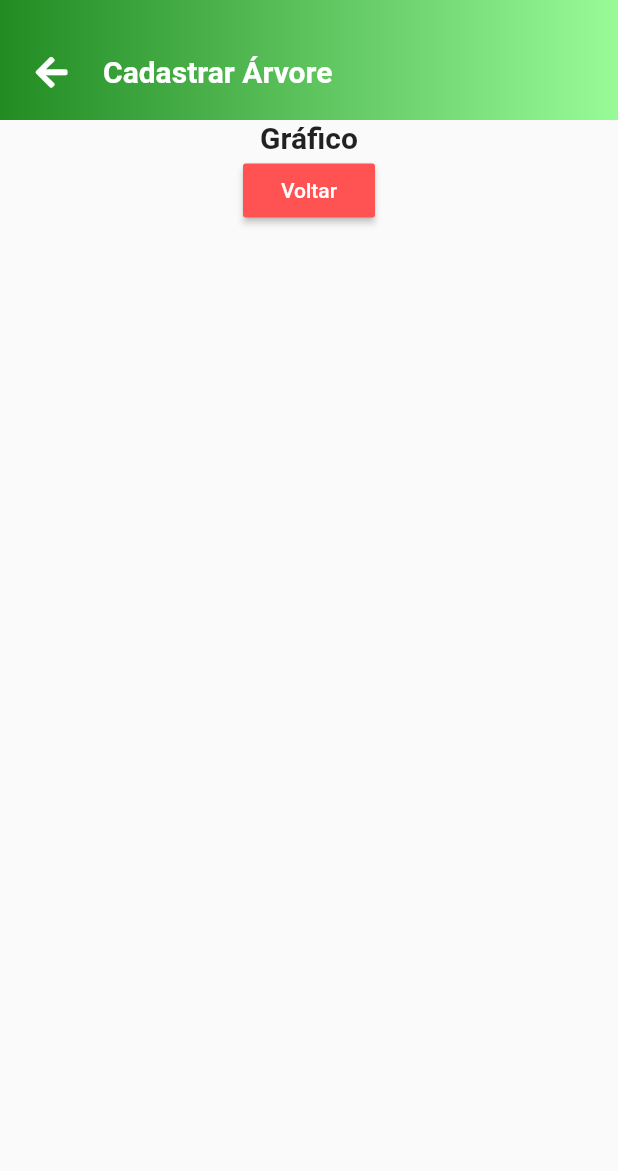
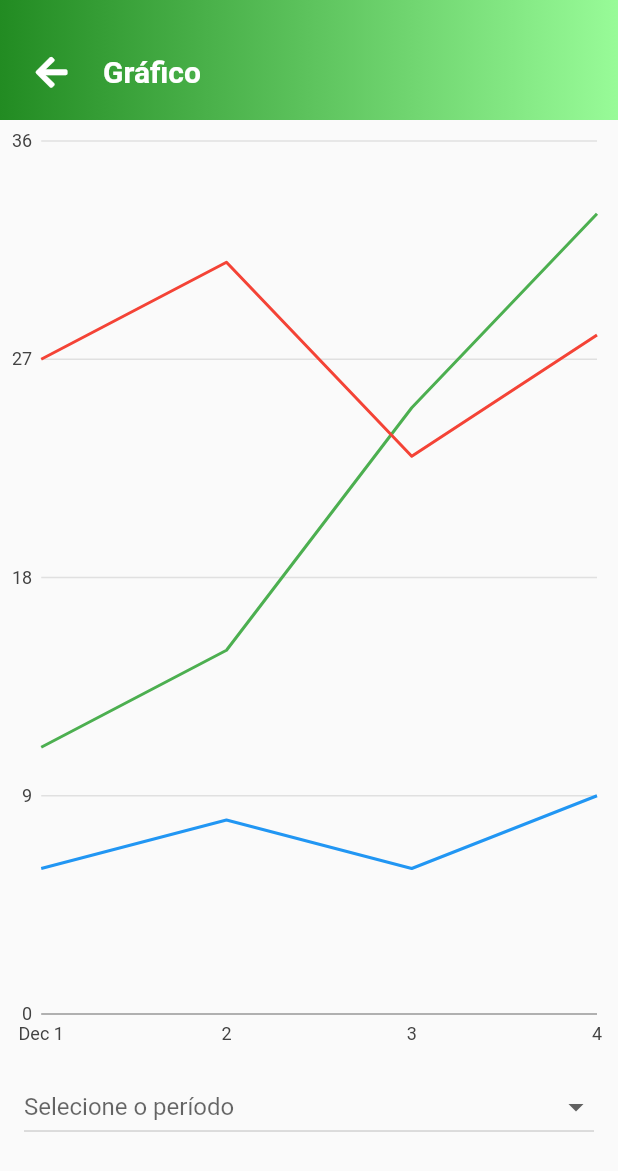
Before and after one commit to gustavo-trentini-dev/bloom_life, a Flutter app: the Graph screen opened directly, on a phone screen of 412 x 824 dp. Shown: the top 1171 px of the screen. Run offline on Flutter 3.47's test engine with Material 2 defaults, Android fonts, the phone set to English and light mode, and no system bars; our stand-ins replace charts_flutter, font_awesome_flutter, toast; missing offline and left inert: cron; network calls fail.

Commit message:
AJustes layout e gráficos

```diff
--- a/lib/graph.dart
+++ b/lib/graph.dart
@@ -1,7 +1,8 @@
-import 'package:intl/intl.dart';
+import 'package:charts_flutter/flutter.dart' as charts;
+import 'dart:convert';
+import 'package:http/http.dart';
 import 'package:flutter/material.dart';
 import 'dart:io';
-import 'package:http/http.dart';
 import 'package:font_awesome_flutter/font_awesome_flutter.dart';
 
 class Graph extends StatefulWidget {
@@ -15,45 +16,55 @@ class _GraphState extends State<Graph> {
   @override
   void initState() {
     super.initState();
+    _getGraph();
   }
+
+//  List<charts.Series> seriesList = List<charts.Series>();
+  List<charts.Series> seriesList = _createSampleData();
+  final bool animate = false;
+
+  List<TimeSeriesSales> umidade = List<TimeSeriesSales>();
+  List<TimeSeriesSales> luminosidade = List<TimeSeriesSales>();
+  List<TimeSeriesSales> temperatura = List<TimeSeriesSales>();
+
+  final items = {
+    'd': 'Dia',
+    's': 'Semana',
+    'm': 'Mês',
+  };
+
+  String time = 'd';
 
   @override
   Widget build(BuildContext context) {
     return Scaffold(
-      resizeToAvoidBottomInset: false,
+      resizeToAvoidBottomInset: true,
       body: Column(
         children: <Widget>[
           _myAppBar(),
           Container(
             width: MediaQuery.of(context).size.width,
-            height: MediaQuery.of(context).size.height - 80,
-            child: ListView(
-              children: <Widget>[
-                Center(
-                  child: Text(
-                    'Gráfico',
-                    style:
-                    TextStyle(fontSize: 20.0, fontWeight: FontWeight.bold),
+            height: MediaQuery.of(context).size.height - 200,
+            child: new charts.TimeSeriesChart(seriesList, animate: animate),
+          ),
+          Padding(
+            padding: EdgeInsets.only(left: 16.0, top: 10.0, right: 16.0),
+            child: DropdownButton(
+              isExpanded: true,
+              items: items.entries
+                  .map<DropdownMenuItem<String>>(
+                      (MapEntry<String, String> e) => DropdownMenuItem<String>(
+                            value: e.key,
+                            child: Text(e.value),
+                          ))
+                  .toList(),
+              hint: new Text('Selecione o período'),
+              onChanged: (String newKey) {
+                this.time = newKey;
+                _getGraph();
+              },
             ),
           ),
-                Row(
-                  mainAxisAlignment: MainAxisAlignment.spaceEvenly,
-                  children: <Widget>[
-                    RaisedButton(
-                        color: Colors.redAccent,
-                        onPressed: () {
-                          Navigator.of(context).pop();
-                        },
-                        child: const Text(
-                          "Voltar",
-                          style: TextStyle(color: Colors.white),
-                        )),
-                    // This button results in adding the contact to the database
-                  ],
-                )
-              ],
-            ),
-          )
         ],
       ),
     );
@@ -62,10 +73,7 @@ class _GraphState extends State<Graph> {
   Widget _myAppBar() {
     return Container(
       height: 80.0,
-      width: MediaQuery
-          .of(context)
-          .size
-          .width,
+      width: MediaQuery.of(context).size.width,
       decoration: BoxDecoration(
         gradient: LinearGradient(
             colors: [
@@ -100,7 +108,7 @@ class _GraphState extends State<Graph> {
               flex: 5,
               child: Container(
                 child: Text(
-                      'Cadastrar Árvore',
+                  'Gráfico',
                   style: TextStyle(
                       color: Colors.white,
                       fontWeight: FontWeight.bold,
@@ -114,6 +122,78 @@ class _GraphState extends State<Graph> {
     );
   }
 
+//  static List<charts.Series<TimeSeriesSales, DateTime>> _createSampleData(umidade, luminosidade, temperatura) {
+  static List<charts.Series<TimeSeriesSales, DateTime>> _createSampleData() {
+
+    final umidade = [
+      new TimeSeriesSales(new DateTime(2019, 12, 01), 6),
+      new TimeSeriesSales(new DateTime(2019, 12, 02), 8),
+      new TimeSeriesSales(new DateTime(2019, 12, 03), 6),
+      new TimeSeriesSales(new DateTime(2019, 12, 04), 9),
+    ];
+
+    final luminosidade = [
+      new TimeSeriesSales(new DateTime(2019, 12, 01), 11),
+      new TimeSeriesSales(new DateTime(2019, 12, 02), 15),
+      new TimeSeriesSales(new DateTime(2019, 12, 03), 25),
+      new TimeSeriesSales(new DateTime(2019, 12, 04), 33),
+    ];
+
+    final temperatura = [
+      new TimeSeriesSales(new DateTime(2019, 12, 01), 27),
+      new TimeSeriesSales(new DateTime(2019, 12, 02), 31),
+      new TimeSeriesSales(new DateTime(2019, 12, 03), 23),
+      new TimeSeriesSales(new DateTime(2019, 12, 04), 28),
+    ];
+
+    return [
+      new charts.Series<TimeSeriesSales, DateTime>(
+        id: 'Umidade',
+        colorFn: (_, __) => charts.MaterialPalette.blue.shadeDefault,
+        domainFn: (TimeSeriesSales sales, _) => sales.time,
+        measureFn: (TimeSeriesSales sales, _) => sales.sales,
+        data: umidade,
+      ),
+      new charts.Series<TimeSeriesSales, DateTime>(
+        id: 'Luminosidade',
+        colorFn: (_, __) => charts.MaterialPalette.green.shadeDefault,
+        domainFn: (TimeSeriesSales sales, _) => sales.time,
+        measureFn: (TimeSeriesSales sales, _) => sales.sales,
+        data: luminosidade,
+      ),
+      new charts.Series<TimeSeriesSales, DateTime>(
+        id: 'Temperatura',
+        colorFn: (_, __) => charts.MaterialPalette.red.shadeDefault,
+        domainFn: (TimeSeriesSales sales, _) => sales.time,
+        measureFn: (TimeSeriesSales sales, _) => sales.sales,
+        data: temperatura,
+      )
+    ];
+  }
+
+  Future _getGraph() async {
+    print(this.time);
+    Map<String, String> headers = {"Content-type": "application/json"};
+    String params = '{"time": "' + this.time + '"}';
+    Response response =
+        await post(_localhost() + 'getGraph', headers: headers, body: params);
+    setState(() {
+      var retorno = json.decode(response.body);
+
+      for (var element in retorno) {
+        var ano = int.parse(element['date'].toString().substring(0, 4));
+        var mes = int.parse(element['date'].toString().substring(5, 7));
+        var dia = int.parse(element['date'].toString().substring(8, 10));
+
+        umidade.add(new TimeSeriesSales(new DateTime(ano, mes, dia), element['umidade']));
+        luminosidade.add(new TimeSeriesSales(new DateTime(ano, mes, dia), element['luminosidade']));
+        temperatura.add(new TimeSeriesSales(new DateTime(ano, mes, dia), element['temperatura']));
+      }
+
+//      seriesList = _createSampleData(umidade, luminosidade, temperatura);
+    });
+  }
+
   String _localhost() {
     if (Platform.isAndroid)
 //      return 'http://177.44.248.24:3000/';
@@ -123,3 +203,10 @@ class _GraphState extends State<Graph> {
       return 'http://localhost:3000/';
   }
 }
+
+class TimeSeriesSales {
+  final DateTime time;
+  final int sales;
+
+  TimeSeriesSales(this.time, this.sales);
+}
```
Also changed, not shown: lib/list_tree.dart (+4 -4 lines), lib/main.dart (+78 -38 lines), lib/new_specie.dart (+21 -43 lines), lib/new_tree.dart (+8 -8 lines), lib/request.dart (deleted, +0 -56 lines). Lines whose indentation alone changed are shown as unchanged.
